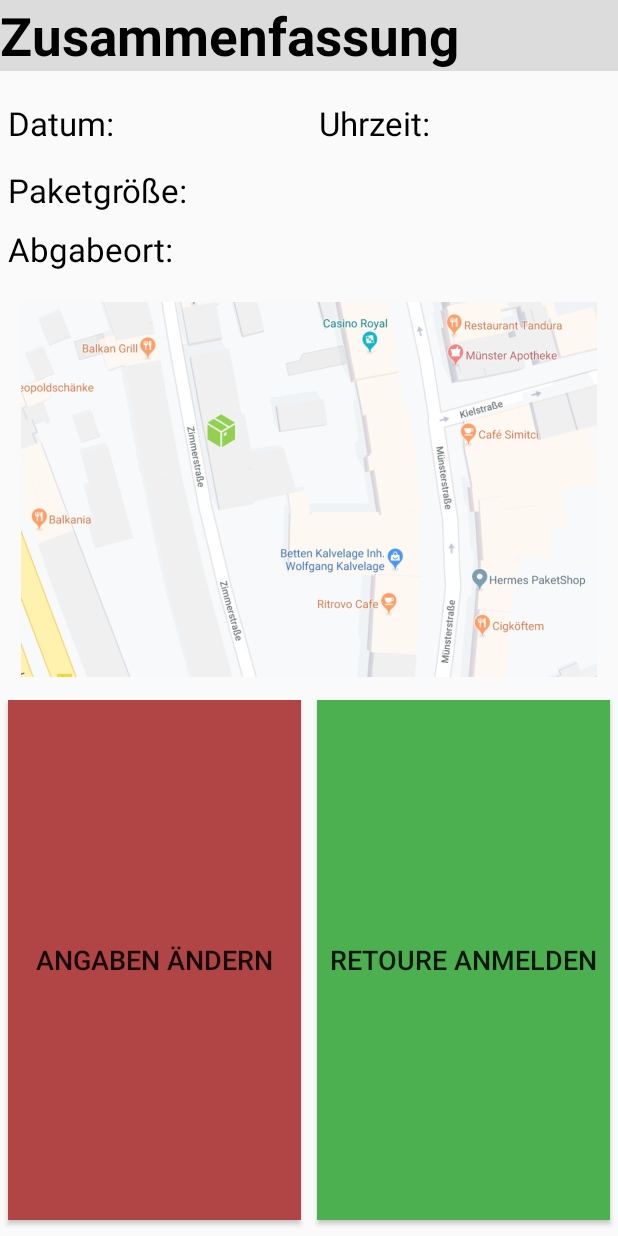
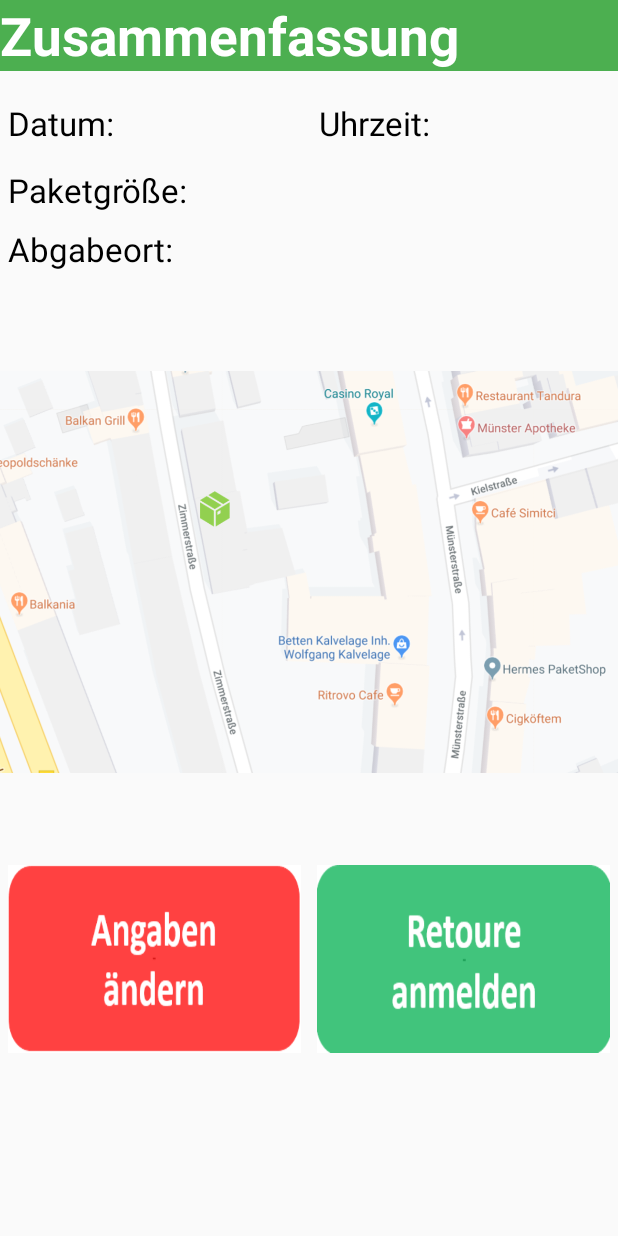
Before and after one commit to DanielKriegerTU/ReTu2, an Android app: the Uebersicht screen opened directly, with no data from a screen before it, on a phone screen of 412 x 824 dp. Run offline under Robolectric (Android 15) with nearby library versions, the phone set to English and light mode, and no system bars; our stand-ins replace Room's generated code; libraries missing offline, so code that uses them is left out: android.arch.persistence.

Commit message:
Button bei activity uebersicht_angaben geändert

```diff
--- a/app/src/debug/res/values/google_maps_api.xml
+++ b/app/src/debug/res/values/google_maps_api.xml
@@ -20,5 +20,5 @@
     Once you have your key (it starts with "AIza"), replace the "google_maps_key"
     string in this file.
     -->
-    <string name="google_maps_key" templateMergeStrategy="preserve" translatable="false">AIzaSyBXmH5jY42ykZ214wBagUdSXvwuuSN1EYo </string>
+    <string name="google_maps_key" templateMergeStrategy="preserve" translatable="false">AIzaSyCft30kKYrTxxgbC--IDh35zenZm-FTBB4</string>
 </resources>
--- a/app/src/main/res/layout/activity_retoure_identifizieren.xml
+++ b/app/src/main/res/layout/activity_retoure_identifizieren.xml
@@ -70,9 +70,9 @@
             android:layout_alignParentStart="true"
             android:layout_alignParentTop="true"
             android:layout_gravity="top"
-            android:layout_marginTop="40dp"
+            android:background="@color/Gelb"
             android:onClick="OnClickAnmelden"
-            android:text="Weiter zur Ort- und Zeitauswahl"
+            android:text="Bitte identifizieren Sie ihre Retoure"
             app:layout_constraintBottom_toBottomOf="parent"
             tools:layout_editor_absoluteX="63dp" />
 
--- a/app/src/main/res/layout/activity_retoure_identifizieren_kamera.xml
+++ b/app/src/main/res/layout/activity_retoure_identifizieren_kamera.xml
@@ -71,9 +71,9 @@
         android:layout_alignParentStart="true"
         android:layout_alignParentTop="true"
         android:layout_gravity="top"
-        android:layout_marginTop="40dp"
+        android:background="@color/Gelb"
         android:onClick="OnClickAnmeldenzwei"
-        android:text="Weiter zur Ort- und Zeitauswahl"
+        android:text="Bitte identifizieren Sie ihre Retoure"
         app:layout_constraintBottom_toBottomOf="parent"
         tools:layout_editor_absoluteX="63dp" />
 
--- a/app/src/main/res/layout/activity_uebersicht_angaben.xml
+++ b/app/src/main/res/layout/activity_uebersicht_angaben.xml
@@ -12,11 +12,11 @@
         android:layout_width="match_parent"
         android:layout_height="wrap_content"
 
-        android:background="@color/common_google_signin_btn_text_dark_disabled"
+        android:background="@color/ReTuGruen"
         android:text="Zusammenfassung"
-        android:textColor="#000000"
-        android:textStyle="bold"
-        android:textSize="16pt" />
+        android:textColor="@color/common_google_signin_btn_text_dark_default"
+        android:textSize="16pt"
+        android:textStyle="bold" />
 
     <LinearLayout
         android:layout_marginTop="10dp"
@@ -140,41 +140,40 @@
     <ImageView
         android:id="@+id/mapbild"
         android:layout_width="wrap_content"
-        android:layout_height="250dp"
+        android:layout_height="360dp"
         android:layout_marginTop="15dp"
         android:layout_marginBottom="15dp"
-        android:contentDescription="map_abholort"
-        />
+        android:contentDescription="map_abholort" />
 
     <LinearLayout
         android:layout_width="match_parent"
-        android:layout_height="match_parent"
+        android:layout_height="255dp"
         android:orientation="horizontal">
 
         <Button
             android:id="@+id/button"
+            android:layout_width="match_parent"
+            android:layout_height="125dp"
+            android:layout_gravity="center_horizontal"
+            android:layout_margin="5dp"
+            android:layout_weight="1"
+            android:background="@drawable/Angabenaendern"
             android:onClick="OnClickUeberarbeiten"
-            android:text="Angaben Ändern"
-            android:background="@color/Rot"
-            android:layout_margin="5dp"
-            android:layout_gravity="center_horizontal"
-            android:layout_width="match_parent"
-            android:layout_height="match_parent"
-            android:layout_weight="1"
-            android:textSize="18dp"
-        />
+            android:textColor="@color/common_google_signin_btn_text_dark_default"
+            android:textSize="24sp" />
 
         <Button
             android:id="@+id/button2"
-            android:onClick="OnClickBestaetigung"
             android:layout_width="match_parent"
-            android:layout_height="match_parent"
+            android:layout_height="125dp"
             android:layout_gravity="center_horizontal"
             android:layout_margin="5dp"
             android:layout_weight="1"
-            android:background="@color/ReTuGruen"
-            android:text="Retoure Anmelden"
-            android:textSize="18dp" />
+            android:background="@drawable/Retoureanmeldenbutton"
+            android:onClick="OnClickBestaetigung"
+            android:text=""
+            android:textColor="@color/common_google_signin_btn_text_dark_default"
+            android:textSize="24sp" />
     </LinearLayout>
 
 
--- a/app/src/main/res/values/colors.xml
+++ b/app/src/main/res/values/colors.xml
@@ -5,4 +5,5 @@
     <color name="colorAccent">#FF4081</color>
     <color name="ReTuGruen">#4CAF50</color>
     <color name="Rot">#B14444</color>
+    <color name="Gelb">#E0FFE600</color>
 </resources>
--- a/app/src/main/res/values/strings.xml
+++ b/app/src/main/res/values/strings.xml
@@ -4,5 +4,5 @@
     <string name="example_Paketgroesse_1">M</string>
     <string name="example_Abholzeit_1">16:30</string>
     <string name="example_Abholort_1">Kaiserstrasse</string>
-    <string name="example_Abholdatum_1">26.06.1993</string>
+    <string name="example_Abholdatum_1">26.06.2019</string>
 </resources>
```
Also changed, not shown: app/src/main/res/drawable/abgerundete_ecken.xml (added, +28 -0 lines), app/src/main/res/drawable/Angabenaendern.PNG (added), app/src/main/res/drawable/Retoureanmeldenbutton.PNG (added).
